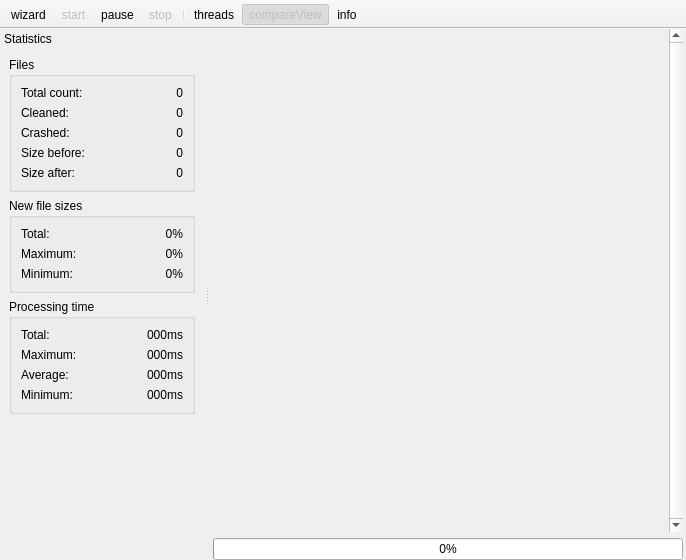
First picture: the form in src/mainwindow.ui, repository RazrFalcon/svgcleaner, before the edit.
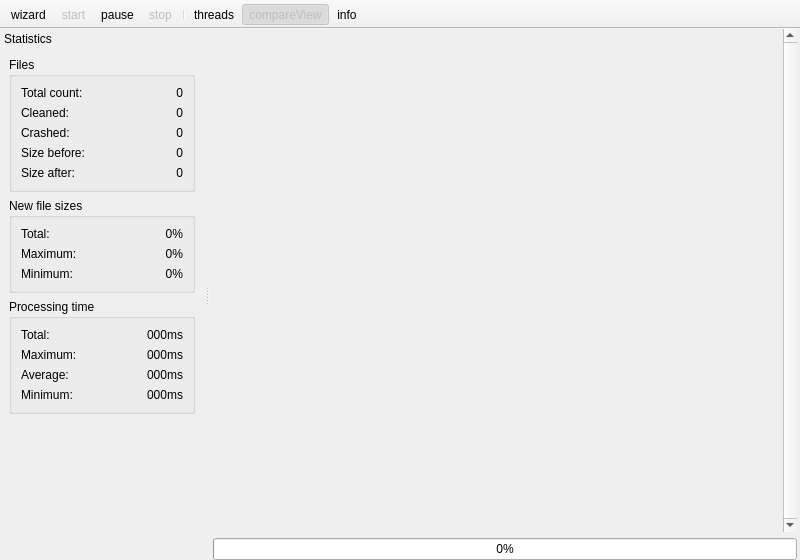
Second picture: the form after the edit.

```diff
--- a/src/mainwindow.ui
+++ b/src/mainwindow.ui
@@ -6,13 +6,13 @@
    <rect>
     <x>0</x>
     <y>0</y>
-    <width>686</width>
+    <width>800</width>
     <height>560</height>
    </rect>
   </property>
   <property name="minimumSize">
    <size>
-    <width>600</width>
+    <width>800</width>
     <height>0</height>
    </size>
   </property>
@@ -68,8 +68,8 @@
         <rect>
          <x>0</x>
          <y>0</y>
-         <width>464</width>
-         <height>510</height>
+         <width>576</width>
+         <height>508</height>
         </rect>
        </property>
        <layout class="QVBoxLayout" name="itemLayout">
```
